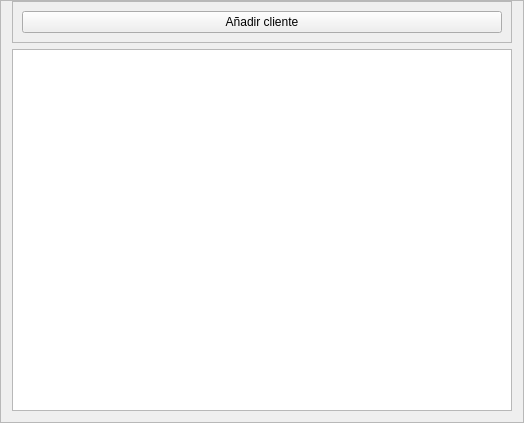
Before: the Qt Designer form FrameTents.ui in dnohales/camping, drawn with Qt 5.
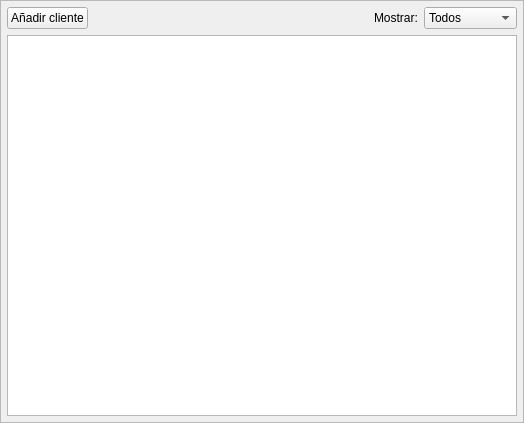
After: the same form once the commit is applied. Icons and pictures are not drawn.

Commit message: Creados frames para carpas y dormis.

```diff
--- a/FrameTents.ui
+++ b/FrameTents.ui
@@ -20,18 +20,42 @@
    <enum>QFrame::Raised</enum>
   </property>
   <layout class="QVBoxLayout" name="verticalLayout">
+   <property name="spacing">
+    <number>0</number>
+   </property>
+   <property name="leftMargin">
+    <number>6</number>
+   </property>
    <property name="topMargin">
     <number>0</number>
    </property>
+   <property name="rightMargin">
+    <number>6</number>
+   </property>
+   <property name="bottomMargin">
+    <number>6</number>
+   </property>
    <item>
     <widget class="QFrame" name="frame">
      <property name="frameShape">
-      <enum>QFrame::StyledPanel</enum>
+      <enum>QFrame::NoFrame</enum>
      </property>
      <property name="frameShadow">
       <enum>QFrame::Raised</enum>
      </property>
      <layout class="QHBoxLayout" name="horizontalLayout">
+      <property name="leftMargin">
+       <number>0</number>
+      </property>
+      <property name="topMargin">
+       <number>6</number>
+      </property>
+      <property name="rightMargin">
+       <number>0</number>
+      </property>
+      <property name="bottomMargin">
+       <number>6</number>
+      </property>
       <item>
        <widget class="QPushButton" name="pushButton">
         <property name="text">
@@ -43,6 +67,48 @@
         </property>
        </widget>
       </item>
+      <item>
+       <spacer name="horizontalSpacer">
+        <property name="orientation">
+         <enum>Qt::Horizontal</enum>
+        </property>
+        <property name="sizeHint" stdset="0">
+         <size>
+          <width>40</width>
+          <height>20</height>
+         </size>
+        </property>
+       </spacer>
+      </item>
+      <item>
+       <widget class="QLabel" name="label">
+        <property name="text">
+         <string>Mostrar:</string>
+        </property>
+       </widget>
+      </item>
+      <item>
+       <widget class="QComboBox" name="comboClientStatus">
+        <property name="currentIndex">
+         <number>0</number>
+        </property>
+        <item>
+         <property name="text">
+          <string>Todos</string>
+         </property>
+        </item>
+        <item>
+         <property name="text">
+          <string>Huéspedes</string>
+         </property>
+        </item>
+        <item>
+         <property name="text">
+          <string>Vencidos</string>
+         </property>
+        </item>
+       </widget>
+      </item>
      </layout>
     </widget>
    </item>
```
The commit also changes 4 other files.
